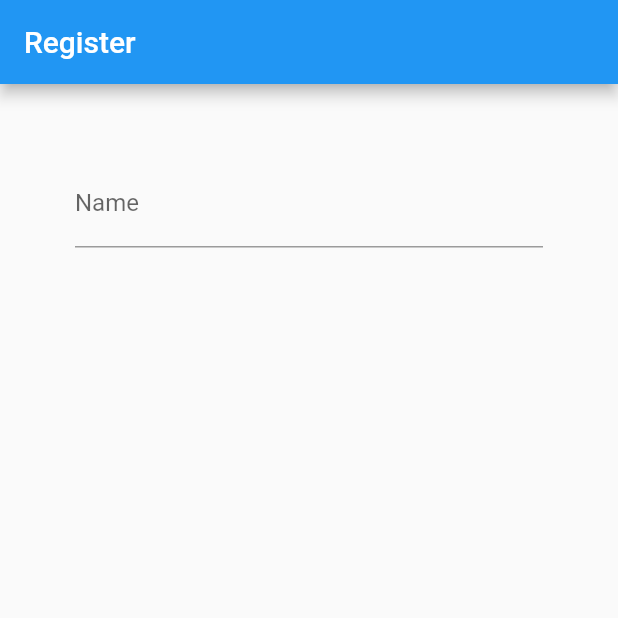
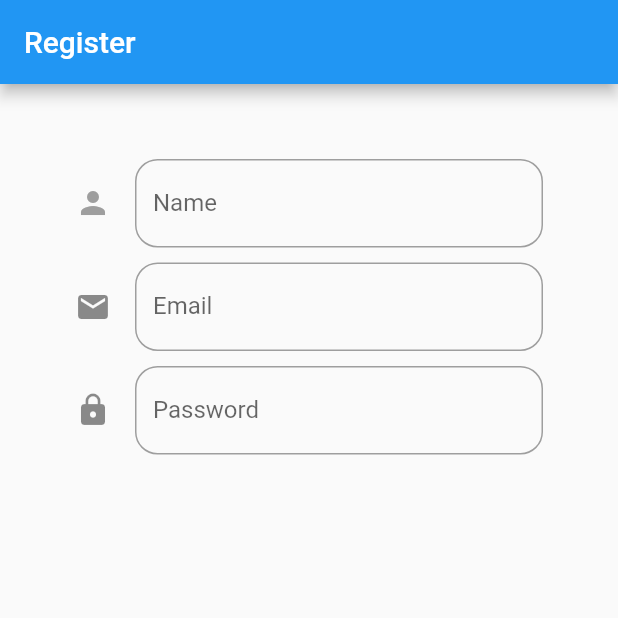
Before and after one commit to tlnattaweekan/tlFirebase, a Flutter app: the screen it shows after launch, on a phone screen of 412 x 824 dp, the top half of it. Run offline on Flutter 3.47's test engine with Material 2 defaults, Android fonts, the phone set to English and light mode, and no system bars.

Commit message:
update TextFormInput

```diff
--- a/lib/screens/register.dart
+++ b/lib/screens/register.dart
@@ -6,10 +6,41 @@ class Register extends StatefulWidget {
 }
 
 class _RegisterState extends State<Register> {
+  Widget passwordTextFormField() {
+    return TextFormField(
+      decoration: InputDecoration(
+          enabledBorder: OutlineInputBorder(
+              borderRadius: BorderRadius.circular(15.0),
+              borderSide: BorderSide(width: 1.0, color: Colors.grey)),
+          labelText: 'Password',
+          hintText: 'More 6 Charactor', icon: Icon(Icons.lock)),
+    );
+  }
+
+  Widget emailTextFormField() {
+    return TextFormField(
+      decoration: InputDecoration(
+          enabledBorder: OutlineInputBorder(
+              borderRadius: BorderRadius.circular(15.0),
+              borderSide: BorderSide(width: 1.0, color: Colors.grey)),
+          labelText: 'Email',
+          hintText: 'your@mail.com',
+          icon: Icon(Icons.email)),
+    );
+  }
+
   Widget nameTextFormField() {
     return TextFormField(
-      decoration:
-          InputDecoration(labelText: 'Name', hintText: 'Type Your Name'),
+      decoration: InputDecoration(
+          enabledBorder: OutlineInputBorder(
+              borderRadius: BorderRadius.circular(15.0),
+              borderSide: BorderSide(width: 1.0, color: Colors.grey)),
+          labelText: 'Name',
+          hintText: 'Type Your Name',
+          icon: Icon(
+            Icons.person,
+            color: Colors.grey,
+          )),
     );
   }
 
@@ -22,7 +53,17 @@ class _RegisterState extends State<Register> {
       body: Container(
         padding: EdgeInsets.all(50.0),
         child: Column(
-          children: <Widget>[nameTextFormField()],
+          children: <Widget>[
+            Container(
+              child: nameTextFormField(),
+            ),
+            Container(
+                margin: EdgeInsets.only(top: 10.0),
+                child: emailTextFormField()),
+            Container(
+                margin: EdgeInsets.only(top: 10.0),
+                child: passwordTextFormField())
+          ],
         ),
       ),
     );
```
